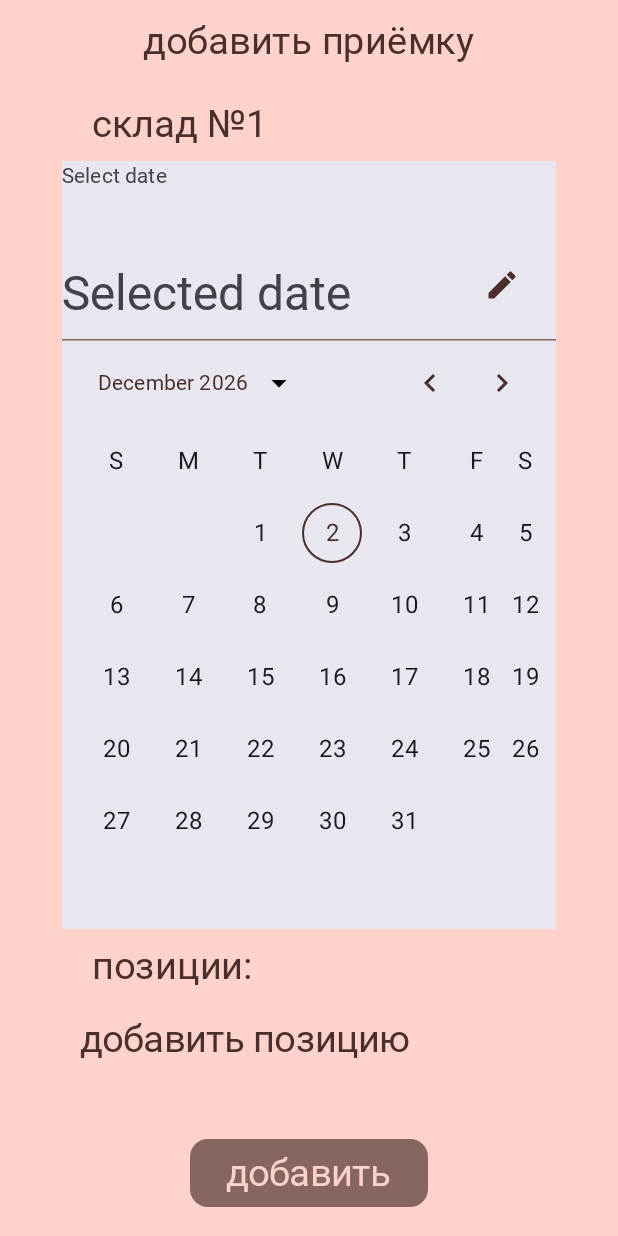
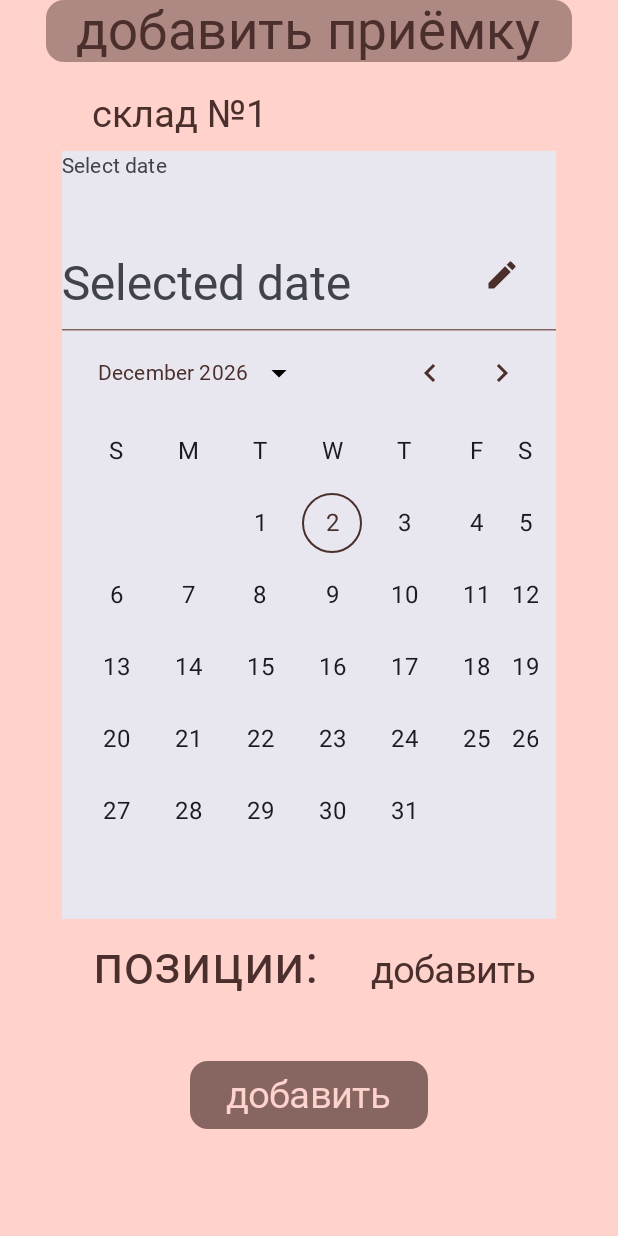
Before and after one commit to raewda/MikoCompany, an Android app built with Jetpack Compose: the AcceptanceAdd screen opened through its navigation route, on a phone screen of 412 x 824 dp. Run offline under Robolectric (Android 15) with nearby library versions, the phone set to English and light mode, and no system bars; Roboto replaces fonts that are not available here.

Commit message:
add AcceptanceAdd.kt

```diff
--- a/app/build.gradle.kts
+++ b/app/build.gradle.kts
@@ -59,10 +59,6 @@ dependencies {
     implementation(libs.androidx.ui.graphics)
     implementation(libs.androidx.ui.tooling.preview)
     implementation(libs.androidx.material3)
-//    implementation(platform("io.github.jan-tennert.supabase:bom:VERSION"))
-//    implementation("io.github.jan-tennert.supabase:postgrest-kt")
-//    implementation("io.github.jan-tennert.supabase:auth-kt")
-//    implementation("io.github.jan-tennert.supabase:realtime-kt")
     implementation(libs.androidx.navigation.runtime.ktx)
     implementation(libs.androidx.navigation.compose)
     testImplementation(libs.junit)
--- a/app/src/main/java/com/example/mikocompany/screens/AcceptanceAdd.kt
+++ b/app/src/main/java/com/example/mikocompany/screens/AcceptanceAdd.kt
@@ -13,12 +13,16 @@ import androidx.compose.foundation.lazy.items
 import androidx.compose.foundation.rememberScrollState
 import androidx.compose.foundation.verticalScroll
 import androidx.compose.material3.CalendarLocale
+import androidx.compose.material3.Card
+import androidx.compose.material3.CardDefaults
 import androidx.compose.material3.DatePicker
 import androidx.compose.material3.DatePickerDefaults
 import androidx.compose.material3.DatePickerState
 import androidx.compose.material3.ExperimentalMaterial3Api
 import androidx.compose.material3.Scaffold
+import androidx.compose.material3.Text
 import androidx.compose.material3.TextFieldColors
+import androidx.compose.material3.TextFieldDefaults
 import androidx.compose.runtime.Composable
 import androidx.compose.runtime.LaunchedEffect
 import androidx.compose.runtime.MutableState
@@ -28,12 +32,14 @@ import androidx.compose.runtime.mutableStateOf
 import androidx.compose.runtime.remember
 import androidx.compose.ui.Alignment
 import androidx.compose.ui.Modifier
+import androidx.compose.ui.graphics.Color
 import androidx.compose.ui.text.input.KeyboardType
 import androidx.compose.ui.text.input.TextFieldValue
 import androidx.compose.ui.unit.dp
 import androidx.navigation.NavHostController
 import com.example.mikocompany.MikoButton
 import com.example.mikocompany.MikoDropDownMenu
+import com.example.mikocompany.MikoSecondaryText
 import com.example.mikocompany.MikoText
 import com.example.mikocompany.MikoTextButton
 import com.example.mikocompany.MikoTextField
@@ -70,11 +76,16 @@ fun AcceptanceAdd(
                 .fillMaxSize()
                 .verticalScroll(rememberScrollState()),
             horizontalAlignment = Alignment.CenterHorizontally,
-            verticalArrangement = Arrangement.SpaceAround
+            verticalArrangement = Arrangement.spacedBy(20.dp)
         ) {
-            MikoText(
+            Card(
+                modifier = Modifier,
+                colors = CardDefaults.cardColors(lightContainerS)
+            ) {
+                MikoSecondaryText(
                     "добавить приёмку"
                 )
+            }
 
             Column(
                 modifier = Modifier
@@ -116,11 +127,26 @@ fun AcceptanceAdd(
                         currentYearContentColor = secondary,
                         titleContentColor = secondary,
                         headlineContentColor = secondary,
-                        subheadContentColor = containerS
+                        subheadContentColor = containerS,
+                        dateTextFieldColors = TextFieldDefaults.colors(
+                            focusedContainerColor = Color.Transparent,
+                            focusedIndicatorColor = secondary,
+                            unfocusedIndicatorColor = containerS,
+                            focusedTextColor = secondary,
+                            unfocusedTextColor = containerS,
+                            focusedLabelColor = secondary,
+                            unfocusedLabelColor = containerS,
+                            unfocusedContainerColor = Color.Transparent
+                        )
                     )
                 )
 
-                MikoText(
+                Row(
+                    modifier = Modifier
+                        .fillMaxWidth(),
+                    horizontalArrangement = Arrangement.SpaceAround
+                ) {
+                    MikoSecondaryText(
                         "позиции:"
                     )
 
@@ -128,10 +154,10 @@ fun AcceptanceAdd(
                         onClick = {
                             acceptances.add(acceptanceFilling(mutableStateOf("one"), mutableIntStateOf(4)))
                         },
-                    "добавить позицию",
+                        "добавить",
                         secondary
                     )
-
+                }
 
                 Column(
                     modifier = Modifier,
@@ -196,7 +222,8 @@ fun AcceptanceAdd(
 
             MikoButton(
                 onClick = {
-
+                    // добавление приемки в бд
+                    navController.navigate("acceptance")
                 },
                 text = "добавить",
                 color = backgroundS
```
Lines whose indentation alone changed are shown as unchanged.
